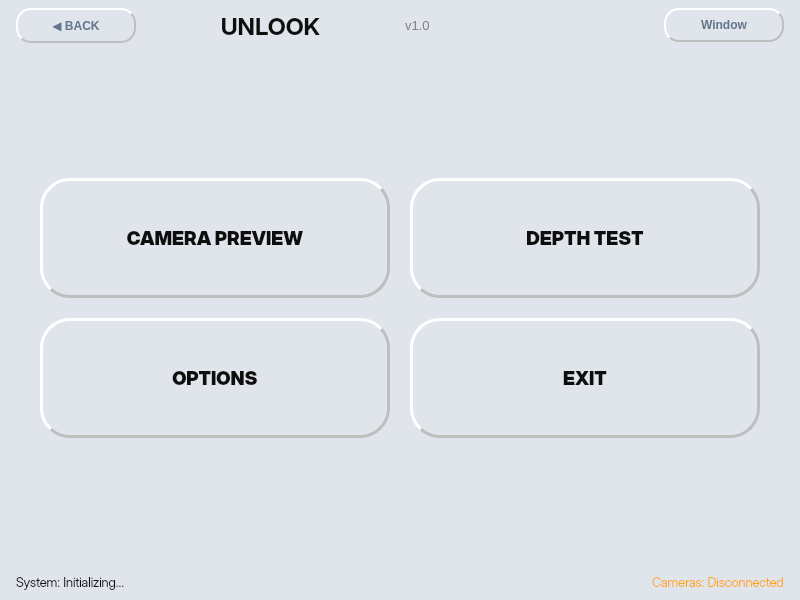
This is src/gui/ui/main_window.ui in SupernovaIndustries/unlook-standalone as Qt 5 draws it before an edit. The edited form follows.
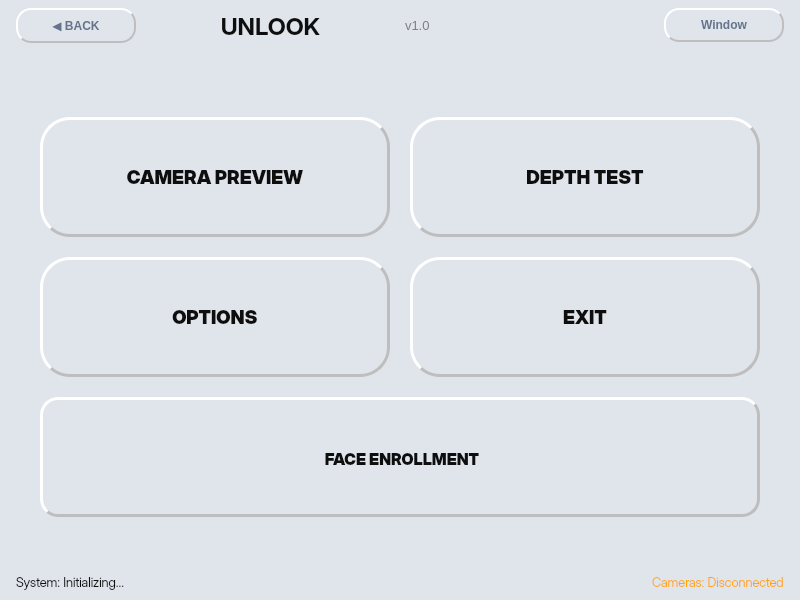
This is the edited form.

Commit message: MAJOR: Banking-Grade Facial Recognition System Implementation

```diff
--- a/src/gui/ui/main_window.ui
+++ b/src/gui/ui/main_window.ui
@@ -522,6 +522,72 @@
             </property>
            </widget>
           </item>
+          <item row="2" column="0" colspan="2">
+           <widget class="QPushButton" name="face_enrollment_button">
+            <property name="minimumSize">
+             <size>
+              <width>420</width>
+              <height>120</height>
+             </size>
+            </property>
+            <property name="font">
+             <font>
+              <family>Inter Display Black</family>
+              <pointsize>16</pointsize>
+              <weight>87</weight>
+              <bold>true</bold>
+             </font>
+            </property>
+            <property name="tabletTracking">
+             <bool>false</bool>
+            </property>
+            <property name="styleSheet">
+             <string notr="true">/* Pure Neomorphism - Neutral with Teal Text for Face Recognition */
+QPushButton#face_enrollment_button {
+    background: qlineargradient(spread:pad, x1:0, y1:0, x2:1, y2:1,
+        stop:0 #f0f0f0,
+        stop:1 #cacaca);
+    color: #0e0e0e;
+    border: none;
+    border-radius: 18px;
+    padding: 22px 18px 18px 22px;
+    font-weight: 900;
+    font-size: 16px;
+    /* Subtle shadow */
+    border-left: 3px solid #ffffff;
+    border-top: 3px solid #ffffff;
+    border-right: 3px solid #bebebe;
+    border-bottom: 3px solid #bebebe;
+}
+QPushButton#face_enrollment_button:hover {
+    background: qlineargradient(spread:pad, x1:0, y1:0, x2:1, y2:1,
+        stop:0 #f5f5f5,
+        stop:1 #d0d0d0);
+    color: #00B8A3;
+    /* Softer shadow on hover */
+    border-left: 2px solid #ffffff;
+    border-top: 2px solid #ffffff;
+    border-right: 2px solid #c5c5c5;
+    border-bottom: 2px solid #c5c5c5;
+}
+QPushButton#face_enrollment_button:pressed {
+    background: qlineargradient(spread:pad, x1:0, y1:0, x2:1, y2:1,
+        stop:0 #cacaca,
+        stop:1 #e5e5e5);
+    color: #008B7A;
+    /* Inverted shadow - pressed into surface */
+    border-left: 3px solid #bebebe;
+    border-top: 3px solid #bebebe;
+    border-right: 3px solid #ffffff;
+    border-bottom: 3px solid #ffffff;
+    padding: 22px 18px 18px 22px;
+}</string>
+            </property>
+            <property name="text">
+             <string>FACE ENROLLMENT</string>
+            </property>
+           </widget>
+          </item>
          </layout>
         </item>
         <item>
```
The commit also changes 34 other files.
